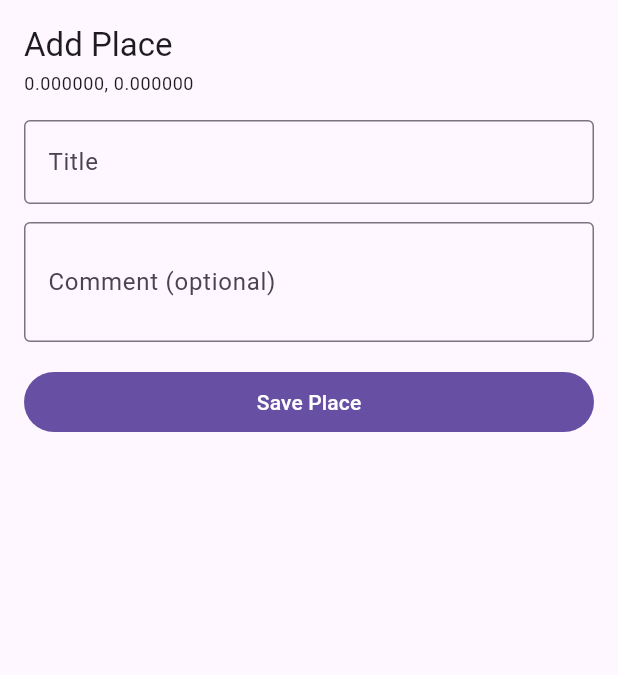
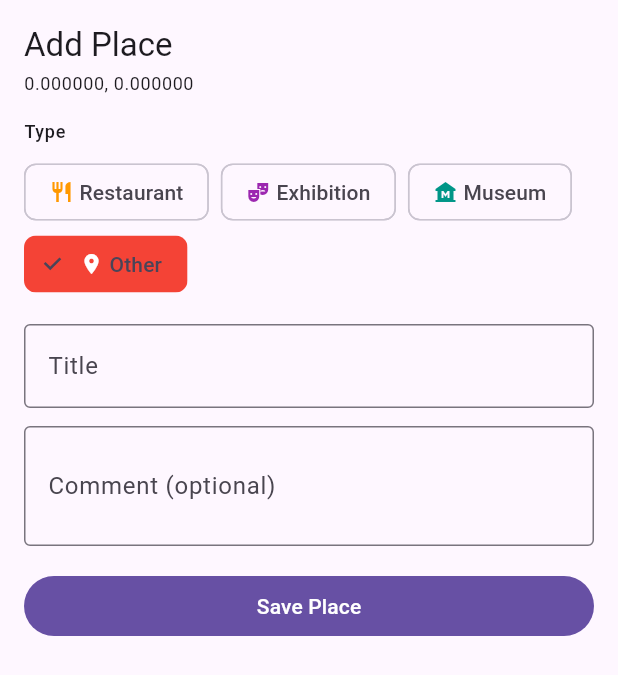
Before and after one commit to teasec4/emap-flutter-places, a Flutter app: the AddPlaceSheet widget shown alone on an empty page, opened directly with empty values, on a phone screen of 412 x 824 dp. Shown: the top 675 px of the screen. Run offline on Flutter 3.47's test engine with Material 3 defaults, Android fonts, the phone set to English and light mode, and no system bars; our stand-ins replace flutter_map, geolocator, go_router, isar_community, latlong2; accounts and stored records are empty; generated files the repository leaves out were written again.

Commit message:
feat: place type system with styled markers, bottom search, half-screen detail sheet
- PlaceType enum: restaurant, exhibition, museum, other
- Type-specific marker icons & colors
- Type selector (ChoiceChips) in AddPlaceSheet
- PlaceDetailSheet: half-screen modal with drag handle, type badge, icon
- Search moved to bottom overlay panel
- Search selects place without auto-saving (just moves map)
- FavoritesScreen: type icon + badge in cards
- Clean Architecture: domain enum, presentation UI extension

```diff
--- a/lib/features/map/data/models/isar_place_model.dart
+++ b/lib/features/map/data/models/isar_place_model.dart
@@ -1,17 +1,14 @@
 import 'package:isar_community/isar.dart';
+
+import 'package:emap_hangzhou/features/map/domain/entities/place_type.dart';
 
 part 'isar_place_model.g.dart';
 
 /// Isar-backed data model for [PlaceEntity].
-///
-/// Contains Isar-specific annotations. The repository maps between
-/// this model and the domain [PlaceEntity] at the data/domain boundary.
 @collection
 class IsarPlaceModel {
-  /// Auto-incremented internal Isar ID (not exposed outside the data layer).
   Id isarId = Isar.autoIncrement;
 
-  /// Business identifier (UUID).
   @Index(unique: true)
   late String id;
 
@@ -19,5 +16,9 @@ class IsarPlaceModel {
   late double longitude;
   late String title;
   late String comment;
+
+  @Enumerated(EnumType.name)
+  late PlaceType type;
+
   late DateTime createdAt;
 }
--- a/lib/features/map/data/models/place_model.dart
+++ b/lib/features/map/data/models/place_model.dart
@@ -1,15 +1,15 @@
 import 'package:emap_hangzhou/features/map/domain/entities/place_entity.dart';
+import 'package:emap_hangzhou/features/map/domain/entities/place_type.dart';
 import 'package:emap_hangzhou/features/map/data/models/isar_place_model.dart';
 
 /// Pure data-layer DTO. Handles mapping between Isar and domain layers.
-///
-/// Keeps Isar annotations decoupled from domain entities.
 class PlaceModel {
   final String id;
   final double latitude;
   final double longitude;
   final String title;
   final String comment;
+  final PlaceType type;
   final DateTime createdAt;
 
   const PlaceModel({
@@ -18,45 +18,46 @@ class PlaceModel {
     required this.longitude,
     required this.title,
     required this.comment,
+    this.type = PlaceType.other,
     required this.createdAt,
   });
 
-  /// Creates a [PlaceModel] from an Isar model.
   factory PlaceModel.fromIsar(IsarPlaceModel model) => PlaceModel(
     id: model.id,
     latitude: model.latitude,
     longitude: model.longitude,
     title: model.title,
     comment: model.comment,
+    type: model.type,
     createdAt: model.createdAt,
   );
 
-  /// Converts to an Isar model (for writes).
   IsarPlaceModel toIsar() => IsarPlaceModel()
     ..id = id
     ..latitude = latitude
     ..longitude = longitude
     ..title = title
     ..comment = comment
+    ..type = type
     ..createdAt = createdAt;
 
-  /// Converts to a domain entity.
   PlaceEntity toEntity() => PlaceEntity(
     id: id,
     latitude: latitude,
     longitude: longitude,
     title: title,
     comment: comment,
+    type: type,
     createdAt: createdAt,
   );
 
-  /// Creates a [PlaceModel] from a domain entity.
   factory PlaceModel.fromEntity(PlaceEntity entity) => PlaceModel(
     id: entity.id,
     latitude: entity.latitude,
     longitude: entity.longitude,
     title: entity.title,
     comment: entity.comment,
+    type: entity.type,
     createdAt: entity.createdAt,
   );
 }
--- a/lib/features/map/domain/entities/place_entity.dart
+++ b/lib/features/map/domain/entities/place_entity.dart
@@ -1,15 +1,15 @@
 import 'package:latlong2/latlong.dart';
 
+import 'package:emap_hangzhou/features/map/domain/entities/place_type.dart';
+
 /// Core domain entity representing a saved place/bookmark.
-///
-/// Owned by the domain layer. No framework dependencies.
-/// The data layer maps [PlaceModel] ↔ [PlaceEntity] at the repository boundary.
 class PlaceEntity {
   final String id;
   final double latitude;
   final double longitude;
   final String title;
   final String comment;
+  final PlaceType type;
   final DateTime createdAt;
 
   const PlaceEntity({
@@ -18,6 +18,7 @@ class PlaceEntity {
     required this.longitude,
     required this.title,
     required this.comment,
+    this.type = PlaceType.other,
     required this.createdAt,
   });
 
--- /dev/null
+++ b/lib/features/map/domain/entities/place_type.dart
@@ -0,0 +1,2 @@
+/// Type of a saved place — determines the marker icon.
+enum PlaceType { restaurant, exhibition, museum, other }
--- a/lib/features/map/presentation/viewmodels/map_viewmodel.dart
+++ b/lib/features/map/presentation/viewmodels/map_viewmodel.dart
@@ -3,6 +3,7 @@ import 'package:latlong2/latlong.dart';
 import 'package:uuid/uuid.dart';
 
 import 'package:emap_hangzhou/features/map/domain/entities/place_entity.dart';
+import 'package:emap_hangzhou/features/map/domain/entities/place_type.dart';
 import 'package:emap_hangzhou/features/map/domain/repositories/place_repository.dart';
 
 /// ViewModel for the Map screen.
@@ -60,6 +61,7 @@ class MapViewModel extends ChangeNotifier {
     required double longitude,
     required String title,
     required String comment,
+    PlaceType type = PlaceType.other,
   }) async {
     final place = PlaceEntity(
       id: _uuid.v4(),
@@ -67,6 +69,7 @@ class MapViewModel extends ChangeNotifier {
       longitude: longitude,
       title: title,
       comment: comment,
+      type: type,
       createdAt: DateTime.now(),
     );
 
--- a/lib/features/map/presentation/widgets/add_place_sheet.dart
+++ b/lib/features/map/presentation/widgets/add_place_sheet.dart
@@ -1,11 +1,13 @@
 import 'package:flutter/material.dart';
 import 'package:provider/provider.dart';
 
+import 'package:emap_hangzhou/features/map/domain/entities/place_type.dart';
 import 'package:emap_hangzhou/features/map/presentation/viewmodels/map_viewmodel.dart';
+import 'package:emap_hangzhou/features/map/presentation/widgets/place_type_ui.dart';
 
-/// Bottom sheet shown after the user taps an empty spot on the map.
+/// Bottom sheet for adding a new place marker.
 ///
-/// Allows entering a title and comment, then saving the location.
+/// Title, comment, and type selector.
 class AddPlaceSheet extends StatefulWidget {
   const AddPlaceSheet({
     super.key,
@@ -23,36 +25,36 @@ class AddPlaceSheet extends StatefulWidget {
 }
 
 class _AddPlaceSheetState extends State<AddPlaceSheet> {
-  final _titleController = TextEditingController();
-  final _commentController = TextEditingController();
+  final _titleCtrl = TextEditingController();
+  final _commentCtrl = TextEditingController();
   final _formKey = GlobalKey<FormState>();
+  PlaceType _type = PlaceType.other;
 
   @override
   void initState() {
     super.initState();
     if (widget.prefilledTitle != null) {
-      _titleController.text = widget.prefilledTitle!;
+      _titleCtrl.text = widget.prefilledTitle!;
     }
   }
 
   @override
   void dispose() {
-    _titleController.dispose();
-    _commentController.dispose();
+    _titleCtrl.dispose();
+    _commentCtrl.dispose();
     super.dispose();
   }
 
   Future<void> _save() async {
     if (!_formKey.currentState!.validate()) return;
-
     final vm = context.read<MapViewModel>();
     await vm.savePlace(
       latitude: widget.latitude,
       longitude: widget.longitude,
-      title: _titleController.text.trim(),
-      comment: _commentController.text.trim(),
+      title: _titleCtrl.text.trim(),
+      comment: _commentCtrl.text.trim(),
+      type: _type,
     );
-
     if (mounted) Navigator.of(context).pop();
   }
 
@@ -67,6 +69,7 @@ class _AddPlaceSheetState extends State<AddPlaceSheet> {
       ),
       child: Form(
         key: _formKey,
+        child: SingleChildScrollView(
           child: Column(
             mainAxisSize: MainAxisSize.min,
             crossAxisAlignment: CrossAxisAlignment.stretch,
@@ -79,18 +82,46 @@ class _AddPlaceSheetState extends State<AddPlaceSheet> {
                 style: Theme.of(context).textTheme.bodySmall,
               ),
               const SizedBox(height: 16),
+              // Type selector
+              Text('Type', style: Theme.of(context).textTheme.labelMedium),
+              const SizedBox(height: 8),
+              Wrap(
+                spacing: 8,
+                children: PlaceType.values.map((t) {
+                  final selected = _type == t;
+                  return ChoiceChip(
+                    label: Row(
+                      mainAxisSize: MainAxisSize.min,
+                      children: [
+                        Icon(
+                          t.icon,
+                          size: 16,
+                          color: selected ? Colors.white : t.color,
+                        ),
+                        const SizedBox(width: 4),
+                        Text(t.label),
+                      ],
+                    ),
+                    selected: selected,
+                    selectedColor: t.color,
+                    onSelected: (_) => setState(() => _type = t),
+                  );
+                }).toList(),
+              ),
+              const SizedBox(height: 16),
               TextFormField(
-              controller: _titleController,
+                controller: _titleCtrl,
                 decoration: const InputDecoration(
                   labelText: 'Title',
                   border: OutlineInputBorder(),
                 ),
-              validator: (v) =>
-                  (v == null || v.trim().isEmpty) ? 'Title is required' : null,
+                validator: (v) => (v == null || v.trim().isEmpty)
+                    ? 'Title is required'
+                    : null,
               ),
               const SizedBox(height: 12),
               TextFormField(
-              controller: _commentController,
+                controller: _commentCtrl,
                 decoration: const InputDecoration(
                   labelText: 'Comment (optional)',
                   border: OutlineInputBorder(),
@@ -113,6 +144,7 @@ class _AddPlaceSheetState extends State<AddPlaceSheet> {
             ],
           ),
         ),
+      ),
     );
   }
 }
--- /dev/null
+++ b/lib/features/map/presentation/widgets/place_type_ui.dart
@@ -0,0 +1,45 @@
+import 'package:flutter/material.dart';
+
+import 'package:emap_hangzhou/features/map/domain/entities/place_type.dart';
+
+/// Flutter-specific UI helpers for [PlaceType].
+extension PlaceTypeUi on PlaceType {
+  IconData get icon {
+    switch (this) {
+      case PlaceType.restaurant:
+        return Icons.restaurant;
+      case PlaceType.exhibition:
+        return Icons.theater_comedy;
+      case PlaceType.museum:
+        return Icons.museum;
+      case PlaceType.other:
+        return Icons.place;
+    }
+  }
+
+  Color get color {
+    switch (this) {
+      case PlaceType.restaurant:
+        return Colors.orange;
+      case PlaceType.exhibition:
+        return Colors.purple;
+      case PlaceType.museum:
+        return Colors.teal;
+      case PlaceType.other:
+        return Colors.red;
+    }
+  }
+
+  String get label {
+    switch (this) {
+      case PlaceType.restaurant:
+        return 'Restaurant';
+      case PlaceType.exhibition:
+        return 'Exhibition';
+      case PlaceType.museum:
+        return 'Museum';
+      case PlaceType.other:
+        return 'Other';
+    }
+  }
+}
```
Also changed, not shown: lib/features/favorites/presentation/screens/favorites_screen.dart (+29 -1 lines), lib/features/map/presentation/screens/map_screen.dart (+45 -55 lines), lib/features/map/presentation/widgets/place_detail_sheet.dart (+83 -25 lines), lib/features/map/data/models/isar_place_model.g.dart. Lines whose indentation alone changed are shown as unchanged.
